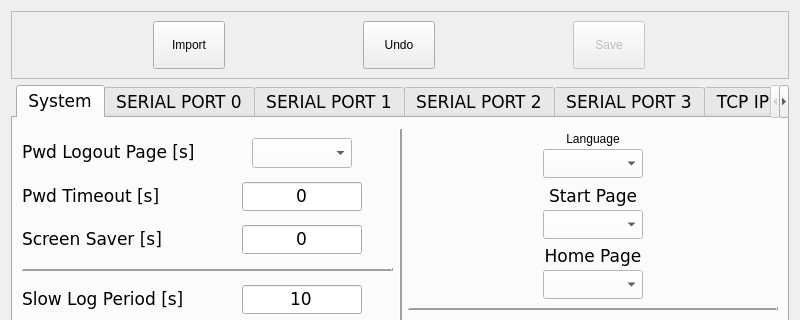
First picture: the form in projects/devtools/qt-creator-2.8.1-src/src/plugins/cte/mectsettings.ui, repository MECTsrl/imx_mect, before the edit; both pictures show x 0 to 800 and y 0 to 320 of the 800 by 600 pixel window.
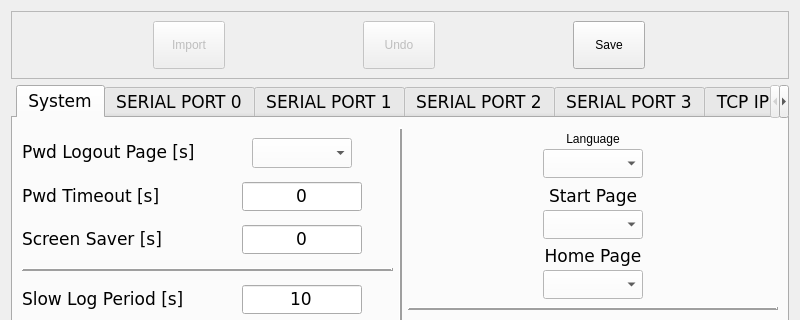
Second picture: the form after the edit.

Commit message: Updated System Editor Window

```diff
--- a/projects/devtools/qt-creator-2.8.1-src/src/plugins/cte/mectsettings.ui
+++ b/projects/devtools/qt-creator-2.8.1-src/src/plugins/cte/mectsettings.ui
@@ -34,6 +34,9 @@
      <layout class="QHBoxLayout" name="horizontalLayout_3">
       <item>
        <widget class="QPushButton" name="cmdImport">
+        <property name="enabled">
+         <bool>false</bool>
+        </property>
         <property name="minimumSize">
          <size>
           <width>72</width>
@@ -69,6 +72,9 @@
       </item>
       <item>
        <widget class="QPushButton" name="cmdUndo">
+        <property name="enabled">
+         <bool>false</bool>
+        </property>
         <property name="minimumSize">
          <size>
           <width>72</width>
@@ -105,7 +111,7 @@
       <item>
        <widget class="QPushButton" name="cmdSave">
         <property name="enabled">
-         <bool>false</bool>
+         <bool>true</bool>
         </property>
         <property name="minimumSize">
          <size>
```
The commit also changes 4 other files.
